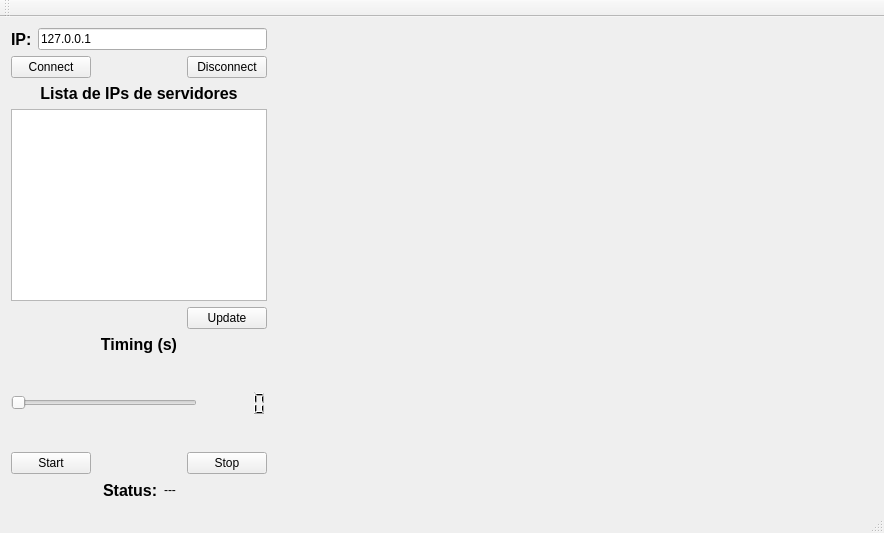
Before: the Qt Designer form Unidade_3/projeto_unidade_3/QtTcpClientConsumer/mainwindow.ui in Matheus0820/programacao-avancada, drawn with Qt 5.
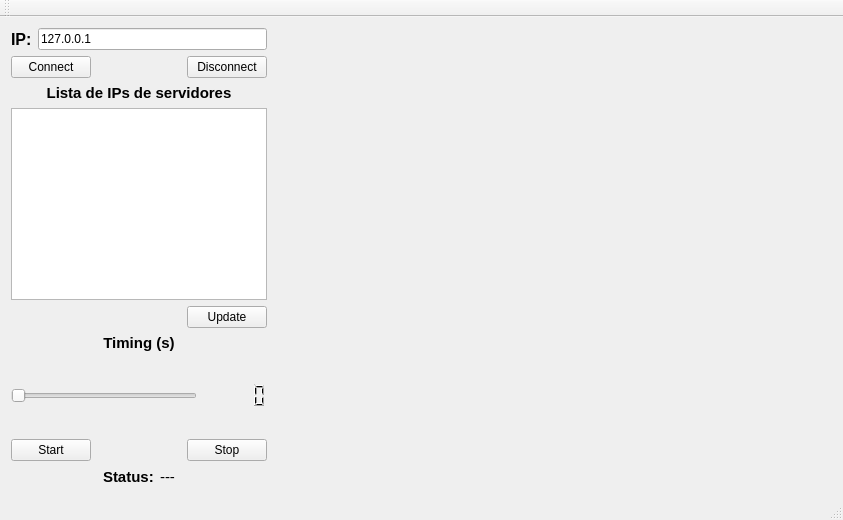
After: the same form once the commit is applied.

What changed in the file:
```diff
--- a/Unidade_3/projeto_unidade_3/QtTcpClientConsumer/mainwindow.ui
+++ b/Unidade_3/projeto_unidade_3/QtTcpClientConsumer/mainwindow.ui
@@ -6,8 +6,8 @@
    <rect>
     <x>0</x>
     <y>0</y>
-    <width>884</width>
-    <height>533</height>
+    <width>843</width>
+    <height>520</height>
    </rect>
   </property>
   <property name="windowTitle">
@@ -82,7 +82,7 @@
          <widget class="QLabel" name="label_2">
           <property name="font">
            <font>
-            <pointsize>12</pointsize>
+            <pointsize>11</pointsize>
             <bold>true</bold>
            </font>
           </property>
@@ -142,7 +142,7 @@
           </property>
           <property name="font">
            <font>
-            <pointsize>12</pointsize>
+            <pointsize>11</pointsize>
             <bold>true</bold>
            </font>
           </property>
@@ -150,7 +150,7 @@
            <string>Timing (s)</string>
           </property>
           <property name="alignment">
-           <set>Qt::AlignmentFlag::AlignCenter</set>
+           <set>Qt::AlignmentFlag::AlignBottom|Qt::AlignmentFlag::AlignHCenter</set>
           </property>
          </widget>
         </item>
@@ -174,6 +174,11 @@
               <verstretch>0</verstretch>
              </sizepolicy>
             </property>
+            <property name="font">
+             <font>
+              <pointsize>10</pointsize>
+             </font>
+            </property>
             <property name="frameShape">
              <enum>QFrame::Shape::NoFrame</enum>
             </property>
@@ -239,7 +244,7 @@
          <widget class="QLabel" name="label_4">
           <property name="font">
            <font>
-            <pointsize>12</pointsize>
+            <pointsize>11</pointsize>
             <bold>true</bold>
            </font>
           </property>
@@ -250,6 +255,11 @@
         </item>
         <item>
          <widget class="QLabel" name="labelStatus">
+          <property name="font">
+           <font>
+            <pointsize>11</pointsize>
+           </font>
+          </property>
           <property name="text">
            <string>---</string>
           </property>
```
Left out of the diff: 27 changed lines with no effect on the pictures.
